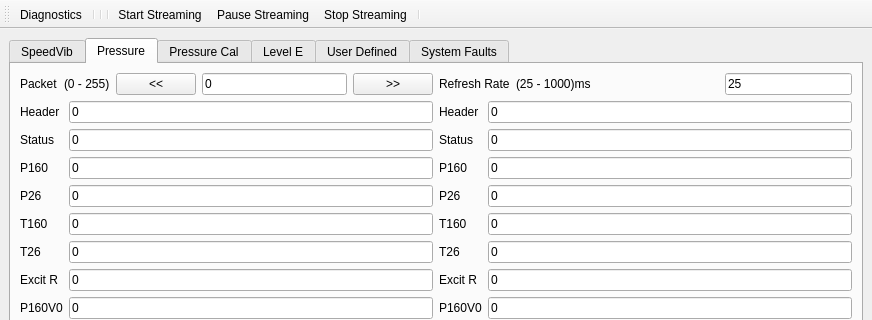
Before: the Qt Designer form etherlink/gui/etherlink.ui in bdankwa/etherlink, drawn with Qt 5; both pictures show x 0 to 872 and y 0 to 320 of the 872 by 762 pixel window.
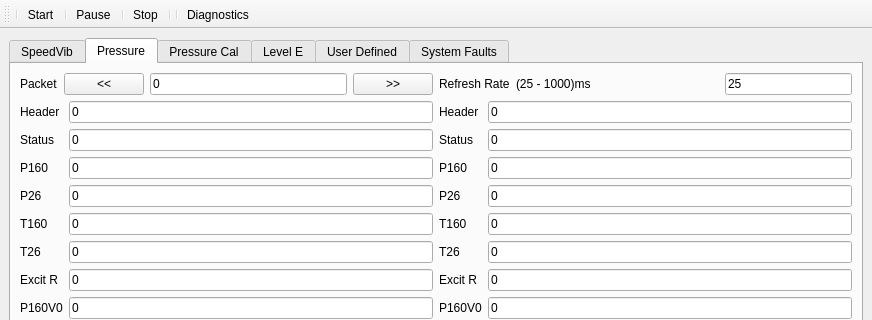
After: the same form once the commit is applied. The open tabs and pages were chosen to show the change.

Commit message: Updated UDP port numbers and main window

```diff
--- a/etherlink/gui/etherlink.ui
+++ b/etherlink/gui/etherlink.ui
@@ -728,27 +728,20 @@
           </item>
           <item row="0" column="1">
            <layout class="QGridLayout" name="gridLayout_11">
-            <item row="0" column="4">
-             <widget class="QLineEdit" name="lineEdit_PressPacketNumber">
-              <property name="text">
-               <string>0</string>
-              </property>
-              <property name="placeholderText">
-               <string>0</string>
-              </property>
-             </widget>
-            </item>
-            <item row="0" column="2">
+            <item row="0" column="1">
              <widget class="QPushButton" name="pushButton_Press_dec">
               <property name="text">
                <string>&lt;&lt;</string>
               </property>
              </widget>
             </item>
-            <item row="0" column="1">
-             <widget class="QLabel" name="label_13">
+            <item row="0" column="3">
+             <widget class="QLineEdit" name="lineEdit_PressPacketNumber">
               <property name="text">
-               <string>(0 - 255)</string>
+               <string>0</string>
+              </property>
+              <property name="placeholderText">
+               <string>0</string>
               </property>
              </widget>
             </item>
@@ -5448,14 +5441,15 @@
    <attribute name="toolBarBreak">
     <bool>false</bool>
    </attribute>
-   <addaction name="actionDiagnostics"/>
-   <addaction name="separator"/>
-   <addaction name="separator"/>
    <addaction name="separator"/>
    <addaction name="actionStart"/>
+   <addaction name="separator"/>
    <addaction name="actionPause"/>
+   <addaction name="separator"/>
    <addaction name="actionStop"/>
    <addaction name="separator"/>
+   <addaction name="separator"/>
+   <addaction name="actionDiagnostics"/>
   </widget>
   <action name="actionDiagnostics">
    <property name="text">
@@ -5464,17 +5458,17 @@
   </action>
   <action name="actionStart">
    <property name="text">
-    <string>Start Streaming</string>
+    <string>Start</string>
    </property>
   </action>
   <action name="actionPause">
    <property name="text">
-    <string>Pause Streaming</string>
+    <string>Pause</string>
    </property>
   </action>
   <action name="actionStop">
    <property name="text">
-    <string>Stop Streaming</string>
+    <string>Stop</string>
    </property>
   </action>
   <action name="actionStream">
```
Left out of the diff: 26 changed lines with no effect on the pictures. The commit also changes 5 other files.
